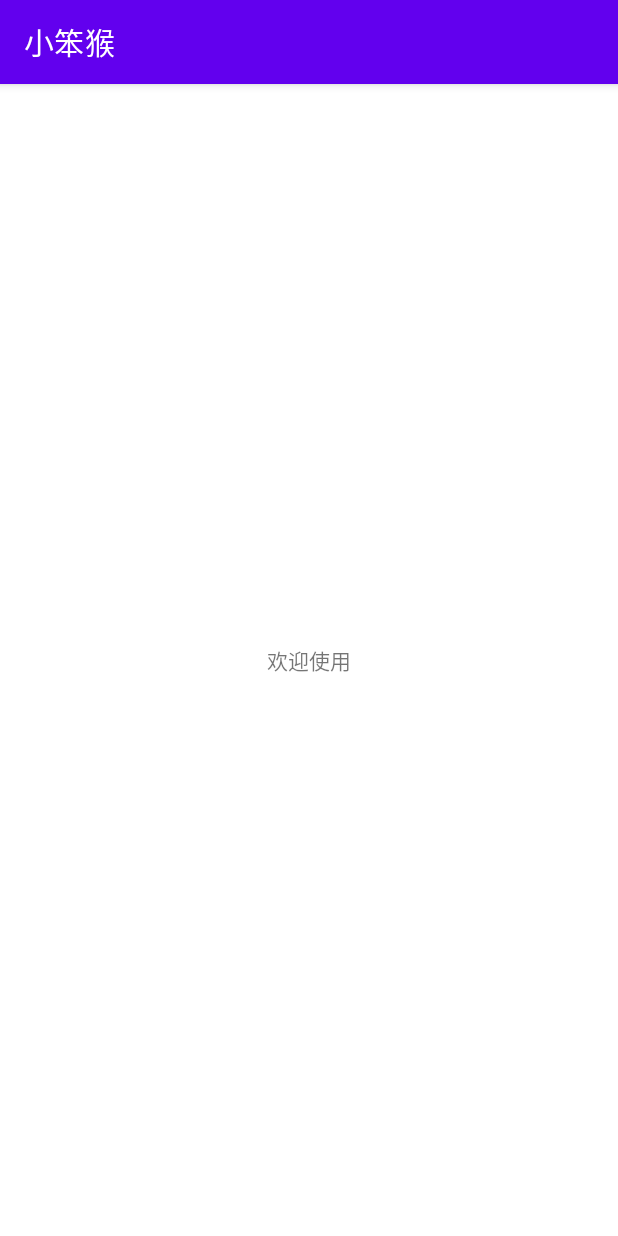
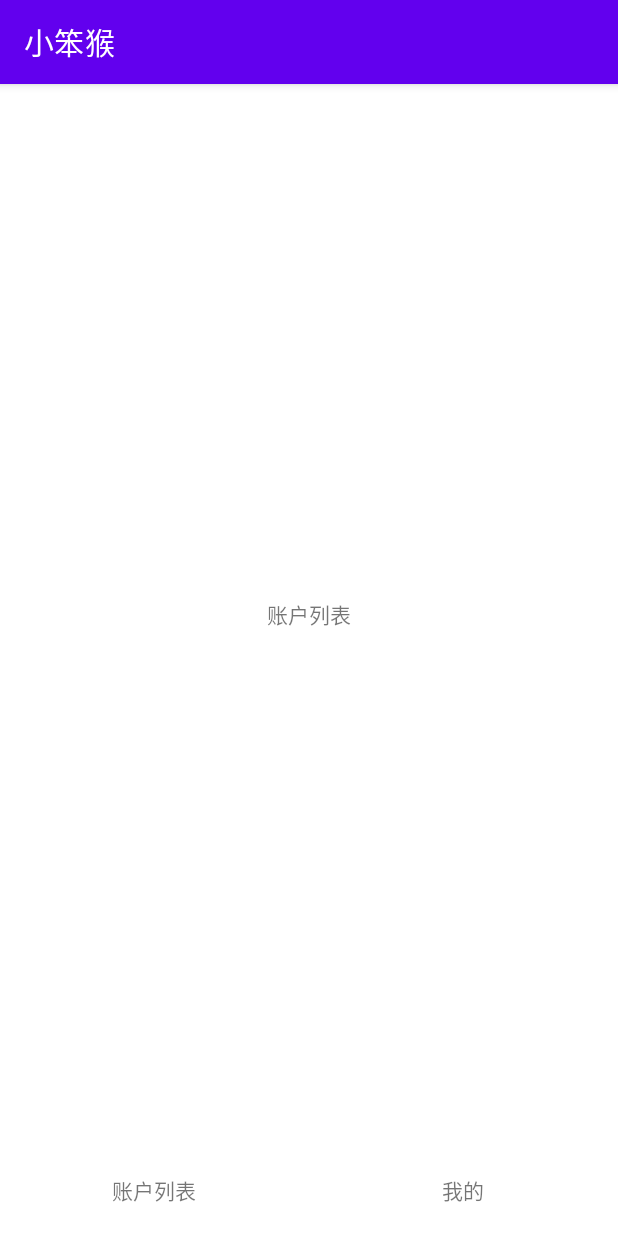
Before and after one commit to Nonoas/xbh_ledger, an Android app: the screen it shows after launch (MainActivity), on a phone screen of 412 x 824 dp. Run offline under Robolectric (Android 15) with nearby library versions, the light colour scheme and no system bars.

Commit message:
构建初始化框架

```diff
--- a/app/build.gradle
+++ b/app/build.gradle
@@ -42,6 +42,7 @@
     implementation 'androidx.appcompat:appcompat:1.1.0'
     implementation 'com.google.android.material:material:1.1.0'
     implementation 'androidx.constraintlayout:constraintlayout:1.1.3'
+    implementation 'androidx.legacy:legacy-support-v4:1.0.0'
     testImplementation 'junit:junit:4.13.2'
     androidTestImplementation 'androidx.test.ext:junit:1.1.1'
     androidTestImplementation 'androidx.test.espresso:espresso-core:3.2.0'
--- a/app/src/main/java/indi/nonoas/xbh/MainActivity.java
+++ b/app/src/main/java/indi/nonoas/xbh/MainActivity.java
@@ -1,15 +1,46 @@
 package indi.nonoas.xbh;
 
 import android.os.Bundle;
+import android.widget.TextView;
 
 import androidx.appcompat.app.AppCompatActivity;
+import androidx.fragment.app.Fragment;
+import androidx.fragment.app.FragmentManager;
+import indi.nonoas.xbh.fragment.AccListFragment;
+import indi.nonoas.xbh.fragment.MyFragment;
 
 public class MainActivity extends AppCompatActivity {
+
+    private FragmentManager fm;
+    private TextView tvAcc;
+    private TextView tvMy;
+    private final Fragment frgAcc = AccListFragment.newInstance("", "");
+    private final Fragment frgMy = MyFragment.newInstance("", "");
 
     @Override
     protected void onCreate(Bundle savedInstanceState) {
         super.onCreate(savedInstanceState);
         setContentView(R.layout.activity_main);
+
+        fm = getSupportFragmentManager();
+        tvAcc = findViewById(R.id.tab_acc);
+        tvMy = findViewById(R.id.tab_my);
+
+        fm.beginTransaction().add(R.id.frg_container, frgAcc).commit();
+
+        this.setListener();
+
+    }
+
+    /**
+     * 设置一系列监听
+     */
+    private void setListener() {
+        tvAcc.setOnClickListener(view -> fm.beginTransaction()
+                .replace(R.id.frg_container, frgAcc).commit());
+
+        tvMy.setOnClickListener(view -> fm.beginTransaction()
+                .replace(R.id.frg_container, frgMy).commit());
     }
 
 }
--- a/app/src/main/java/indi/nonoas/xbh/activity/AccTableActivity.java
+++ b/app/src/main/java/indi/nonoas/xbh/activity/AccListActivity.java
@@ -5,11 +5,11 @@
 
 import android.os.Bundle;
 
-public class AccTableActivity extends AppCompatActivity {
+public class AccListActivity extends AppCompatActivity {
 
     @Override
     protected void onCreate(Bundle savedInstanceState) {
         super.onCreate(savedInstanceState);
-        setContentView(R.layout.activity_acc_table);
+        setContentView(R.layout.activity_acc_list);
     }
 }
--- /dev/null
+++ b/app/src/main/java/indi/nonoas/xbh/fragment/AccListFragment.java
@@ -0,0 +1,64 @@
+package indi.nonoas.xbh.fragment;
+
+import android.os.Bundle;
+import android.view.LayoutInflater;
+import android.view.View;
+import android.view.ViewGroup;
+
+import androidx.fragment.app.Fragment;
+import indi.nonoas.xbh.R;
+
+/**
+ * A simple {@link Fragment} subclass.
+ * Use the {@link AccListFragment#newInstance} factory method to
+ * create an instance of this fragment.
+ */
+public class AccListFragment extends Fragment {
+
+    // TODO: Rename parameter arguments, choose names that match
+    // the fragment initialization parameters, e.g. ARG_ITEM_NUMBER
+    private static final String ARG_PARAM1 = "param1";
+    private static final String ARG_PARAM2 = "param2";
+
+    // TODO: Rename and change types of parameters
+    private String mParam1;
+    private String mParam2;
+
+    public AccListFragment() {
+        // Required empty public constructor
+    }
+
+    /**
+     * Use this factory method to create a new instance of
+     * this fragment using the provided parameters.
+     *
+     * @param param1 Parameter 1.
+     * @param param2 Parameter 2.
+     * @return A new instance of fragment AccListFragment.
+     */
+    // TODO: Rename and change types and number of parameters
+    public static AccListFragment newInstance(String param1, String param2) {
+        AccListFragment fragment = new AccListFragment();
+        Bundle args = new Bundle();
+        args.putString(ARG_PARAM1, param1);
+        args.putString(ARG_PARAM2, param2);
+        fragment.setArguments(args);
+        return fragment;
+    }
+
+    @Override
+    public void onCreate(Bundle savedInstanceState) {
+        super.onCreate(savedInstanceState);
+        if (getArguments() != null) {
+            mParam1 = getArguments().getString(ARG_PARAM1);
+            mParam2 = getArguments().getString(ARG_PARAM2);
+        }
+    }
+
+    @Override
+    public View onCreateView(LayoutInflater inflater, ViewGroup container,
+                             Bundle savedInstanceState) {
+        // Inflate the layout for this fragment
+        return inflater.inflate(R.layout.fragment_acc_list, container, false);
+    }
+}
--- /dev/null
+++ b/app/src/main/java/indi/nonoas/xbh/fragment/MyFragment.java
@@ -0,0 +1,65 @@
+package indi.nonoas.xbh.fragment;
+
+import android.os.Bundle;
+import android.view.LayoutInflater;
+import android.view.View;
+import android.view.ViewGroup;
+
+import androidx.fragment.app.Fragment;
+import indi.nonoas.xbh.R;
+
+/**
+ * A simple {@link Fragment} subclass.
+ * Use the {@link MyFragment#newInstance} factory method to
+ * create an instance of this fragment.
+ *
+ */
+public class MyFragment extends Fragment {
+
+    // TODO: Rename parameter arguments, choose names that match
+    // the fragment initialization parameters, e.g. ARG_ITEM_NUMBER
+    private static final String ARG_PARAM1 = "param1";
+    private static final String ARG_PARAM2 = "param2";
+
+    // TODO: Rename and change types of parameters
+    private String mParam1;
+    private String mParam2;
+
+    /**
+     * Use this factory method to create a new instance of
+     * this fragment using the provided parameters.
+     *
+     * @param param1 Parameter 1.
+     * @param param2 Parameter 2.
+     * @return A new instance of fragment MyFragment.
+     */
+    // TODO: Rename and change types and number of parameters
+    public static MyFragment newInstance(String param1, String param2) {
+        MyFragment fragment = new MyFragment();
+        Bundle args = new Bundle();
+        args.putString(ARG_PARAM1, param1);
+        args.putString(ARG_PARAM2, param2);
+        fragment.setArguments(args);
+        return fragment;
+    }
+
+    public MyFragment() {
+        // Required empty public constructor
+    }
+
+    @Override
+    public void onCreate(Bundle savedInstanceState) {
+        super.onCreate(savedInstanceState);
+        if (getArguments() != null) {
+            mParam1 = getArguments().getString(ARG_PARAM1);
+            mParam2 = getArguments().getString(ARG_PARAM2);
+        }
+    }
+
+    @Override
+    public View onCreateView(LayoutInflater inflater, ViewGroup container,
+                             Bundle savedInstanceState) {
+        // Inflate the layout for this fragment
+        return inflater.inflate(R.layout.fragment_my, container, false);
+    }
+}
--- a/app/src/main/res/layout/activity_main.xml
+++ b/app/src/main/res/layout/activity_main.xml
@@ -6,10 +6,34 @@
     android:orientation="vertical"
     tools:context=".MainActivity">
 
-    <TextView
+    <FrameLayout
+        android:id="@+id/frg_container"
         android:layout_width="match_parent"
-        android:layout_height="match_parent"
-        android:text="@string/welcome"
-        android:gravity="center"/>
+        android:layout_height="0dp"
+        android:layout_weight="1" />
+
+    <LinearLayout
+        android:layout_width="match_parent"
+        android:layout_height="wrap_content"
+        android:orientation="horizontal">
+
+        <TextView
+            android:id="@+id/tab_acc"
+            android:layout_width="0dp"
+            android:layout_height="wrap_content"
+            android:layout_weight="1"
+            android:gravity="center"
+            android:padding="20dp"
+            android:text="账户列表" />
+
+        <TextView
+            android:id="@+id/tab_my"
+            android:layout_width="0dp"
+            android:layout_height="wrap_content"
+            android:layout_weight="1"
+            android:gravity="center"
+            android:padding="20dp"
+            android:text="我的" />
+    </LinearLayout>
 
 </LinearLayout>
--- /dev/null
+++ b/app/src/main/res/layout/fragment_acc_list.xml
@@ -0,0 +1,15 @@
+<?xml version="1.0" encoding="utf-8"?>
+<FrameLayout xmlns:android="http://schemas.android.com/apk/res/android"
+    xmlns:tools="http://schemas.android.com/tools"
+    android:layout_width="match_parent"
+    android:layout_height="match_parent"
+    tools:context=".fragment.AccListFragment">
+
+    <TextView
+        android:layout_width="match_parent"
+        android:layout_height="match_parent"
+        android:gravity="center"
+        android:background="@color/white"
+        android:text="账户列表" />
+
+</FrameLayout>
--- a/app/src/main/res/values/strings.xml
+++ b/app/src/main/res/values/strings.xml
@@ -1,4 +1,6 @@
 <resources>
     <string name="welcome">欢迎使用</string>
     <string name="app_name">小笨猴</string>
+    <!-- TODO: Remove or change this placeholder text -->
+    <string name="hello_blank_fragment">Hello blank fragment</string>
 </resources>
--- a/build.gradle
+++ b/build.gradle
@@ -5,7 +5,7 @@
         maven { url 'https://maven.aliyun.com/repository/public' }
         maven { url 'https://maven.aliyun.com/repository/google' }
         google()
-        jcenter()
+        mavenCentral()
     }
     dependencies {
         classpath "com.android.tools.build:gradle:4.1.3"
@@ -20,7 +20,7 @@
         maven { url 'https://maven.aliyun.com/repository/public' }
         maven { url 'https://maven.aliyun.com/repository/google' }
         google()
-        jcenter()
+        mavenCentral()
     }
 }
 
```
Also changed, not shown: app/src/main/AndroidManifest.xml (+7 -5 lines), app/src/main/java/indi/nonoas/xbh/activity/SignUpActivity.java (added, +15 -0 lines), app/src/main/res/layout/activity_acc_list.xml (added, +12 -0 lines), app/src/main/res/layout/activity_acc_table.xml (deleted, +0 -8 lines), app/src/main/res/layout/activity_sign_up.xml (added, +9 -0 lines), app/src/main/res/layout/fragment_my.xml (added, +15 -0 lines).
